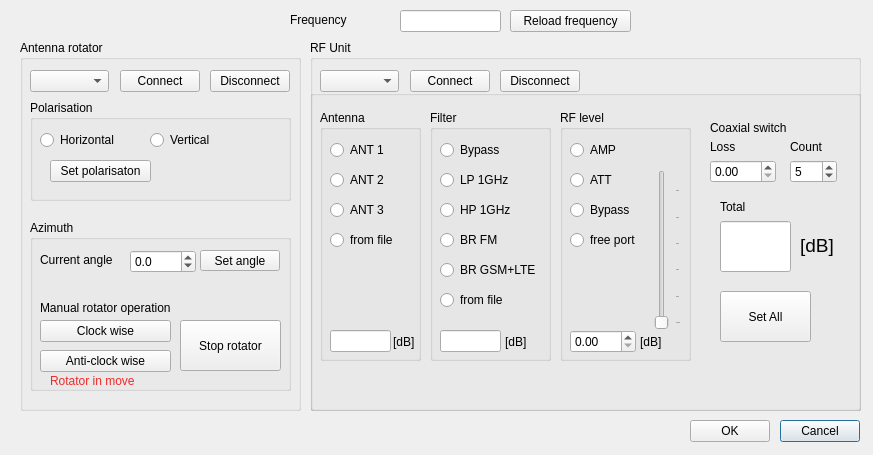
Qt form rfusetting.ui (petrsvobodnik/DP) before a commit.
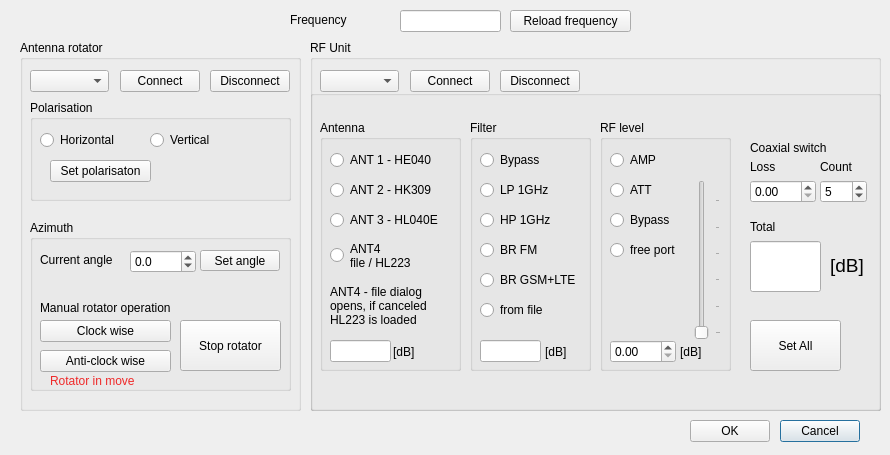
The same form after that commit.

```diff
--- a/rfusetting.ui
+++ b/rfusetting.ui
@@ -6,7 +6,7 @@
    <rect>
     <x>0</x>
     <y>0</y>
-    <width>873</width>
+    <width>890</width>
     <height>455</height>
    </rect>
   </property>
@@ -342,7 +342,7 @@
     <rect>
      <x>310</x>
      <y>40</y>
-     <width>551</width>
+     <width>571</width>
      <height>371</height>
     </rect>
    </property>
@@ -390,7 +390,7 @@
      <rect>
       <x>0</x>
       <y>50</y>
-      <width>551</width>
+      <width>571</width>
       <height>321</height>
      </rect>
     </property>
@@ -400,8 +400,8 @@
     <widget class="QDoubleSpinBox" name="SBswitchLoss">
      <property name="geometry">
       <rect>
-       <x>400</x>
-       <y>70</y>
+       <x>440</x>
+       <y>90</y>
        <width>66</width>
        <height>23</height>
       </rect>
@@ -410,8 +410,8 @@
     <widget class="QLabel" name="label_8">
      <property name="geometry">
       <rect>
-       <x>400</x>
-       <y>50</y>
+       <x>440</x>
+       <y>70</y>
        <width>59</width>
        <height>14</height>
       </rect>
@@ -423,8 +423,8 @@
     <widget class="QGroupBox" name="GBrfLevel">
      <property name="geometry">
       <rect>
-       <x>250</x>
-       <y>20</y>
+       <x>290</x>
+       <y>30</y>
        <width>131</width>
        <height>251</height>
       </rect>
@@ -557,8 +557,8 @@
     <widget class="QLabel" name="label_9">
      <property name="geometry">
       <rect>
-       <x>480</x>
-       <y>50</y>
+       <x>510</x>
+       <y>70</y>
        <width>59</width>
        <height>14</height>
       </rect>
@@ -570,8 +570,8 @@
     <widget class="QPushButton" name="PBgetGain">
      <property name="geometry">
       <rect>
-       <x>410</x>
-       <y>201</y>
+       <x>440</x>
+       <y>230</y>
        <width>91</width>
        <height>51</height>
       </rect>
@@ -583,8 +583,8 @@
     <widget class="QLabel" name="label_7">
      <property name="geometry">
       <rect>
-       <x>400</x>
-       <y>30</y>
+       <x>440</x>
+       <y>50</y>
        <width>131</width>
        <height>16</height>
       </rect>
@@ -596,8 +596,8 @@
     <widget class="QGroupBox" name="GBfilter">
      <property name="geometry">
       <rect>
-       <x>120</x>
-       <y>20</y>
+       <x>160</x>
+       <y>30</y>
        <width>121</width>
        <height>251</height>
       </rect>
@@ -728,8 +728,8 @@
     <widget class="QLineEdit" name="LEtotalGain">
      <property name="geometry">
       <rect>
-       <x>410</x>
-       <y>131</y>
+       <x>440</x>
+       <y>151</y>
        <width>71</width>
        <height>51</height>
       </rect>
@@ -749,8 +749,8 @@
     <widget class="QLabel" name="label_5">
      <property name="geometry">
       <rect>
-       <x>490</x>
-       <y>140</y>
+       <x>520</x>
+       <y>160</y>
        <width>59</width>
        <height>31</height>
       </rect>
@@ -768,8 +768,8 @@
      <property name="geometry">
       <rect>
        <x>10</x>
-       <y>20</y>
-       <width>101</width>
+       <y>30</y>
+       <width>141</width>
        <height>251</height>
       </rect>
      </property>
@@ -781,12 +781,12 @@
        <rect>
         <x>10</x>
         <y>90</y>
-        <width>100</width>
+        <width>121</width>
         <height>20</height>
        </rect>
       </property>
       <property name="text">
-       <string>ANT 3</string>
+       <string>ANT 3 - HL040E</string>
       </property>
       <attribute name="buttonGroup">
        <string notr="true">RBgroupANT</string>
@@ -797,12 +797,12 @@
        <rect>
         <x>10</x>
         <y>30</y>
-        <width>100</width>
+        <width>111</width>
         <height>20</height>
        </rect>
       </property>
       <property name="text">
-       <string>ANT 1</string>
+       <string>ANT 1 - HE040</string>
       </property>
       <attribute name="buttonGroup">
        <string notr="true">RBgroupANT</string>
@@ -813,12 +813,12 @@
        <rect>
         <x>10</x>
         <y>60</y>
-        <width>100</width>
+        <width>111</width>
         <height>20</height>
        </rect>
       </property>
       <property name="text">
-       <string>ANT 2</string>
+       <string>ANT 2 - HK309</string>
       </property>
       <attribute name="buttonGroup">
        <string notr="true">RBgroupANT</string>
@@ -839,12 +839,13 @@
        <rect>
         <x>10</x>
         <y>120</y>
-        <width>100</width>
-        <height>20</height>
+        <width>121</width>
+        <height>31</height>
        </rect>
       </property>
       <property name="text">
-       <string>from file</string>
+       <string>ANT4 
+file / HL223</string>
       </property>
       <attribute name="buttonGroup">
        <string notr="true">RBgroupANT</string>
@@ -863,12 +864,27 @@
        <string>[dB]</string>
       </property>
      </widget>
+     <widget class="QLabel" name="label_13">
+      <property name="geometry">
+       <rect>
+        <x>10</x>
+        <y>160</y>
+        <width>121</width>
+        <height>51</height>
+       </rect>
+      </property>
+      <property name="text">
+       <string>ANT4 - file dialog 
+opens, if canceled 
+HL223 is loaded</string>
+      </property>
+     </widget>
     </widget>
     <widget class="QLabel" name="label_4">
      <property name="geometry">
       <rect>
-       <x>410</x>
-       <y>110</y>
+       <x>440</x>
+       <y>130</y>
        <width>59</width>
        <height>14</height>
       </rect>
@@ -880,8 +896,8 @@
     <widget class="QSpinBox" name="SBswitchCount">
      <property name="geometry">
       <rect>
-       <x>480</x>
-       <y>70</y>
+       <x>510</x>
+       <y>90</y>
        <width>47</width>
        <height>23</height>
       </rect>
```
